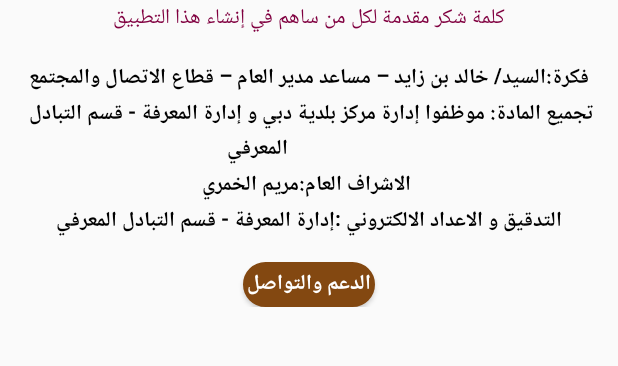
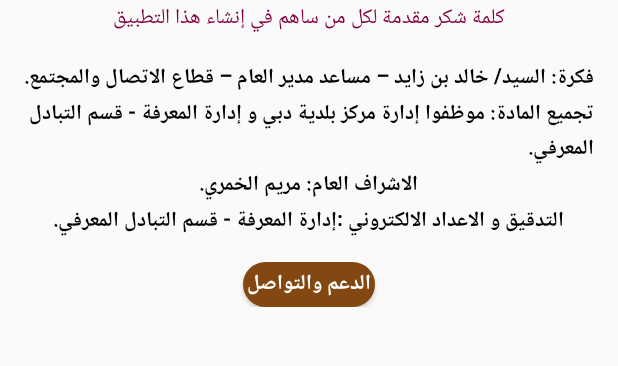
Before and after one commit to Amade-AU/Ramsatna-1.0, an Android app: the screen it shows after launch (AboutActivity), in the options menu, after a tap on "حول هذا التطبيق", on a phone screen of 412 x 824 dp, the part 564-930 px from its top. Run offline under Robolectric (Android 15) with nearby library versions, the phone set to English and light mode, and no system bars; libraries missing offline, so code that uses them is left out: com.j256.ormlite; 5 statements that could not run were skipped.

Commit message:
About screeen and home screen changes

```diff
--- a/app/src/main/java/amada/ramsatna/services/ApiService.java
+++ b/app/src/main/java/amada/ramsatna/services/ApiService.java
@@ -38,9 +38,9 @@ import okhttp3.Response;
 public class ApiService {
     private static String res;
     private static String version;
-    private static final String ADD_WORD_ENDPOINT = "http://3on.ae/clients/DM/API/add.php";
-    private static final String DOWNLOAD_FILE_ENDPOINT = "http://3on.ae/clients/DM/publish/dictionary.txt";
-    private static final String DATABASE_VERSION_ENDPOINT_ = "http://3on.ae/clients/DM/dictionary/version.txt";
+    private static final String ADD_WORD_ENDPOINT = "https://3on.ae/clients/DM/API/add.php";
+    private static final String DOWNLOAD_FILE_ENDPOINT = "https://3on.ae/clients/DM/publish/dictionary.txt";
+    private static final String DATABASE_VERSION_ENDPOINT_ = "https://3on.ae/clients/DM/dictionary/version.txt";
     private String TAG = getClass().getSimpleName();
     private final OkHttpClient client = new OkHttpClient();
     private Context mCtx;
--- a/app/src/main/java/amada/ramsatna/services/AudioService.java
+++ b/app/src/main/java/amada/ramsatna/services/AudioService.java
@@ -46,7 +46,7 @@ import amada.ramsatna.views.MainActivity;
  */
 public class AudioService {
 
-    private static final String AUDIO_ENDPOINT = "http://3on.ae/clients/DM/audio/";
+    private static final String AUDIO_ENDPOINT = "https://3on.ae/clients/DM/audio/";
     private static final String TAG = "AudioService";
     private URL url;
     private MediaPlayer mp;
--- a/app/src/main/java/amada/ramsatna/services/HomeApiService.java
+++ b/app/src/main/java/amada/ramsatna/services/HomeApiService.java
@@ -24,7 +24,7 @@ import amada.ramsatna.views.MainActivity;
  */
 public class HomeApiService {
 
-    private static final String CONFINGS_ENDPOINT = "http://3on.ae/clients/DM/configs.json";
+    private static final String CONFINGS_ENDPOINT = "https://3on.ae/clients/DM/configs.json";
     private static final String TAG = "HomeApiService";
 
     private URL url;
--- a/app/src/main/res/layout-land/fragment_home.xml
+++ b/app/src/main/res/layout-land/fragment_home.xml
@@ -18,8 +18,9 @@
             android:orientation="vertical">
 
             <ImageView
-                android:layout_width="wrap_content"
+                android:layout_width="match_parent"
                 android:layout_height="250dp"
+                android:layout_gravity="center_horizontal"
                 android:src="@drawable/homepage_logo" />
 
 
@@ -127,18 +128,20 @@
                 android:layout_width="match_parent"
                 android:layout_height="match_parent"
                 android:weightSum="2"
+                android:layout_gravity="center"
                 android:orientation="horizontal">
 
                 <FrameLayout
+                    android:layout_width="match_parent"
                     android:padding="5dp"
-                    android:layout_width="match_parent"
                     android:layout_weight="1"
                     android:layout_height="wrap_content">
 
                     <ImageView
                         android:id="@+id/image_right"
                         android:layout_width="match_parent"
-                        android:scaleType="fitCenter"
+                        android:adjustViewBounds="true"
+                        android:scaleType="centerCrop"
                         android:layout_height="190dp"
                         tools:src="@drawable/homepage_logo" />
 
@@ -148,9 +151,9 @@
                         android:layout_height="wrap_content"
                         android:layout_gravity="bottom"
                         android:background="#AA000000"
+                        android:gravity="center"
                         android:ellipsize="end"
                         android:maxLines="2"
-                        android:gravity="center"
                         android:textColor="@color/windowBackground"
                         android:textStyle="bold"
                         tools:text="fgdfhfdhdsfhdfhdsfhfdhdfhfdhdsfhfdshds" />
@@ -158,18 +161,18 @@
                 </FrameLayout>
 
                 <FrameLayout
-                    android:padding="5dp"
                     android:layout_width="match_parent"
                     android:layout_weight="1"
+                    android:padding="5dp"
                     android:layout_height="wrap_content">
 
                     <ImageView
                         android:id="@+id/image_left"
                         android:layout_width="match_parent"
                         android:layout_height="190dp"
-                        android:scaleType="fitCenter"
+                        android:adjustViewBounds="true"
+                        android:scaleType="centerCrop"
                         tools:src="@drawable/homepage_logo" />
-
 
                     <TextView
                         android:id="@+id/rightImageViewText"
@@ -179,6 +182,7 @@
                         android:background="#AA000000"
                         android:ellipsize="end"
                         android:maxLines="2"
+                        android:gravity="center"
                         android:textColor="@color/windowBackground"
                         android:textStyle="bold"
                         />
--- a/app/src/main/res/layout/content_about.xml
+++ b/app/src/main/res/layout/content_about.xml
@@ -55,11 +55,12 @@
                 android:text="@string/about_page_title"
                 android:textColor="#800040" />
 
-            <RelativeLayout
+            <LinearLayout
                 android:layout_width="wrap_content"
                 android:layout_height="wrap_content"
                 android:layout_gravity="center_horizontal"
-                android:gravity="center">
+                android:gravity="center"
+                android:orientation="vertical">
 
                 <TextView
                     android:id="@+id/credit_title_1"
@@ -70,91 +71,21 @@
                     android:textColor="@color/navigationBarColor"
                     android:textStyle="bold" />
 
-
-                <TextView
-                    android:id="@+id/credit_text_1"
-                    android:layout_width="wrap_content"
-                    android:layout_height="wrap_content"
-                    android:layout_toLeftOf="@id/credit_title_1"
-                    android:singleLine="false"
-                    android:text="السيد/ خالد بن زايد – مساعد مدير العام – قطاع الاتصال والمجتمع"
-                    android:textAlignment="center"
-                    android:textColor="@color/navigationBarColor"
-                    android:textStyle="bold" />
-
-
-            </RelativeLayout>
-
-
-            <RelativeLayout
-                android:layout_width="wrap_content"
-                android:layout_height="wrap_content"
-                android:gravity="center">
-
                 <TextView
                     android:id="@+id/credit_title_2"
                     android:layout_width="wrap_content"
                     android:layout_height="wrap_content"
                     android:layout_alignParentRight="true"
-                    android:text="تجميع المادة:"
+                    android:text="@string/credit_title_2"
                     android:textColor="@color/navigationBarColor"
                     android:textStyle="bold" />
-
-                <TextView
-                    android:id="@+id/credit_text_2"
-                    android:layout_width="wrap_content"
-                    android:layout_height="wrap_content"
-                    android:layout_toLeftOf="@id/credit_title_2"
-                    android:singleLine="false"
-                    android:text="موظفوا إدارة مركز بلدية دبي و إدارة المعرفة - قسم التبادل المعرفي"
-                    android:textAlignment="center"
-                    android:textColor="@color/navigationBarColor"
-                    android:textStyle="bold" />
-
-            </RelativeLayout>
-
-
-            <RelativeLayout
-                android:layout_width="match_parent"
-                android:layout_height="wrap_content"
-                android:gravity="center">
 
                 <TextView
                     android:id="@+id/credit_title_3"
                     android:layout_width="wrap_content"
                     android:layout_height="wrap_content"
                     android:layout_centerHorizontal="true"
-                    android:text=" الاشراف العام:"
-                    android:textColor="@color/navigationBarColor"
-                    android:textStyle="bold" />
-
-                <TextView
-                    android:id="@+id/credit_text_3"
-                    android:layout_width="wrap_content"
-                    android:layout_height="wrap_content"
-                    android:layout_centerHorizontal="true"
-                    android:layout_centerInParent="true"
-                    android:layout_toLeftOf="@id/credit_title_3"
-                    android:singleLine="false"
-                    android:text="مريم الخمري"
-                    android:textAlignment="center"
-                    android:textColor="@color/navigationBarColor"
-                    android:textStyle="bold" />
-
-            </RelativeLayout>
-
-
-            <RelativeLayout
-                android:layout_width="wrap_content"
-                android:layout_height="wrap_content"
-                android:gravity="center">
-
-                <TextView
-                    android:id="@+id/credit_title_4"
-                    android:layout_width="wrap_content"
-                    android:layout_height="wrap_content"
-                    android:layout_alignParentRight="true"
-                    android:text="التدقيق و الاعداد الالكتروني :"
+                    android:text="@string/credit_title_3"
                     android:textColor="@color/navigationBarColor"
                     android:textStyle="bold" />
 
@@ -162,14 +93,13 @@
                     android:id="@+id/credit_text_4"
                     android:layout_width="wrap_content"
                     android:layout_height="wrap_content"
-                    android:layout_toLeftOf="@id/credit_title_4"
                     android:singleLine="false"
-                    android:text="إدارة المعرفة - قسم التبادل المعرفي"
+                    android:text="@string/credit_title_4"
                     android:textAlignment="center"
                     android:textColor="@color/navigationBarColor"
                     android:textStyle="bold" />
 
-            </RelativeLayout>
+            </LinearLayout>
 
 
             <Button
--- a/app/src/main/res/layout/fragment_home.xml
+++ b/app/src/main/res/layout/fragment_home.xml
@@ -19,7 +19,8 @@
             android:orientation="vertical">
 
             <ImageView
-                android:layout_width="wrap_content"
+                android:layout_width="match_parent"
+                android:layout_gravity="center_horizontal"
                 android:layout_height="250dp"
                 android:src="@drawable/homepage_logo" />
 
@@ -140,6 +141,8 @@
                             android:id="@+id/image_right"
                             android:layout_width="match_parent"
                             android:layout_height="190dp"
+                            android:adjustViewBounds="true"
+                            android:scaleType="centerCrop"
                             tools:src="@drawable/homepage_logo" />
 
                         <TextView
@@ -167,6 +170,8 @@
                             android:id="@+id/image_left"
                             android:layout_width="match_parent"
                             android:layout_height="190dp"
+                            android:adjustViewBounds="true"
+                            android:scaleType="centerCrop"
                             tools:src="@drawable/homepage_logo" />
 
 
--- a/app/src/main/res/values/strings.xml
+++ b/app/src/main/res/values/strings.xml
@@ -73,7 +73,11 @@
     <string name="blank_validation">لا يمكن تركه فارغا</string>
     <string name="not_valid_word">ليست كلمة صحيحة</string>
     <string name="about_page_title">كلمة شكر مقدمة لكل من ساهم في إنشاء هذا التطبيق</string>
-    <string name="credit_title_1">فكرة:</string>
+    <string name="credit_title_1">فكرة: السيد/ خالد بن زايد – مساعد مدير العام – قطاع الاتصال والمجتمع.
+</string>
+    <string name="credit_title_2">تجميع المادة: موظفوا إدارة مركز بلدية دبي و إدارة المعرفة - قسم التبادل المعرفي.</string>
+    <string name="credit_title_3">الاشراف العام: مريم الخمري.</string>
+    <string name="credit_title_4">التدقيق و الاعداد الالكتروني :إدارة المعرفة - قسم التبادل المعرفي.</string>
 
 
 </resources>
```
